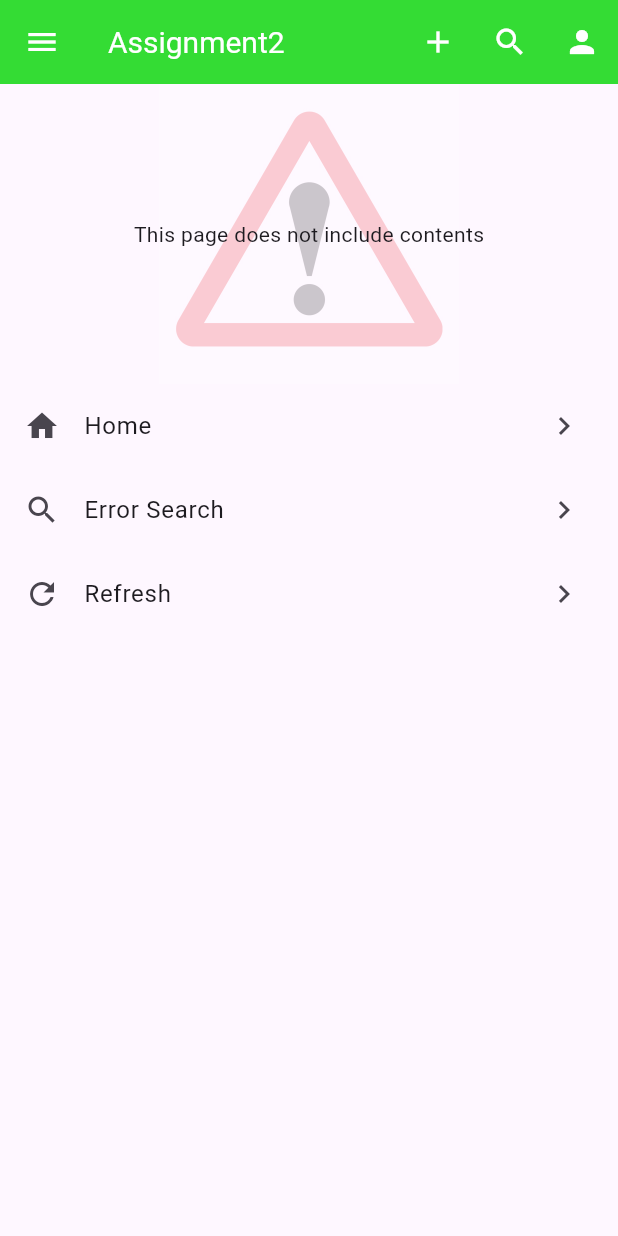
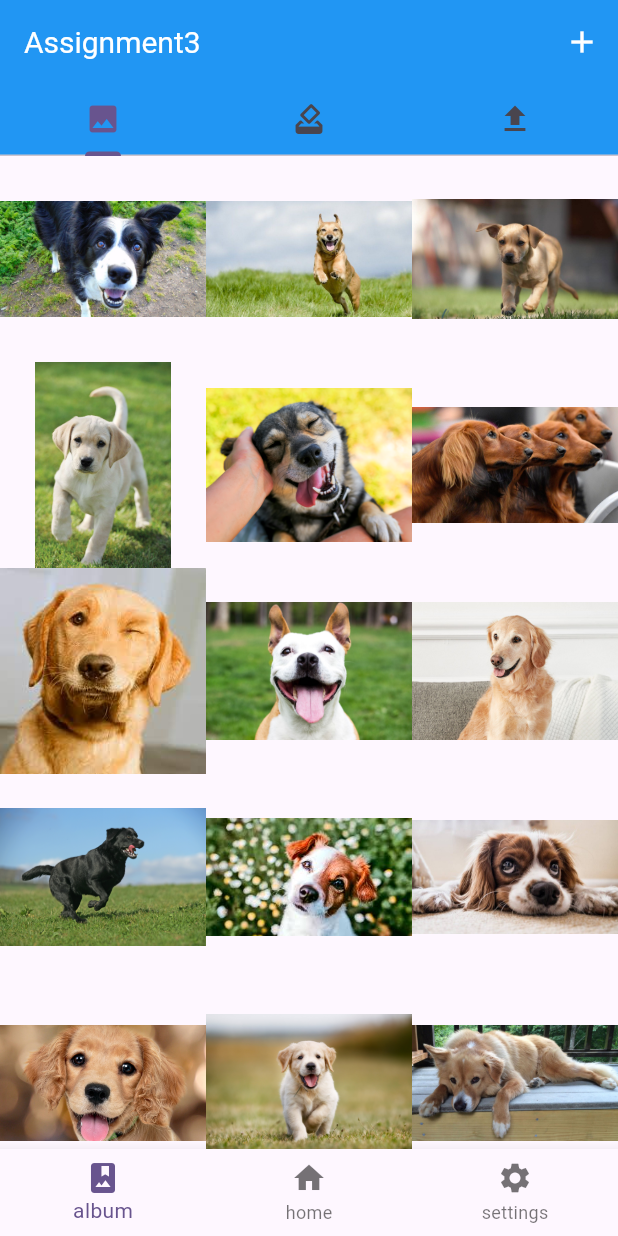
Before and after one commit to pjw-redt/flutter_assignment, a Flutter app: the screen it shows after launch, on a phone screen of 412 x 824 dp. Run offline on Flutter 3.47's test engine with Material 2 defaults, Android fonts, the phone set to English and light mode, and no system bars; Roboto replaces fonts that are missing (Pretendard).

Commit message:
1005_assign

```diff
--- a/lib/main.dart
+++ b/lib/main.dart
@@ -11,8 +11,10 @@ class MyApp extends StatelessWidget {
   @override
   Widget build(BuildContext context) {
     return MaterialApp(
-      title: 'Assignment2',
+      title: 'Assignment3',
       theme: ThemeData(
+        primaryColor: Colors.blue,
+        primarySwatch: Colors.indigo,
         fontFamily: 'Pretendard',
         colorScheme: ColorScheme.fromSeed(seedColor: Colors.deepPurple),
         useMaterial3: true,
@@ -27,9 +29,11 @@ class MyHomePage extends StatelessWidget {
 
   @override
   Widget build(BuildContext context) {
-    return Scaffold(
+    return DefaultTabController(
+      length: 3,
+      child: Scaffold(
         appBar: AppBar(
-        backgroundColor: AppColor.MyGreen,
+          backgroundColor: Colors.blue,
           titleTextStyle: const TextStyle(
             color: Colors.white,
             fontSize: 20.0,
@@ -37,55 +41,131 @@ class MyHomePage extends StatelessWidget {
           iconTheme: const IconThemeData(
             color: Colors.white,
           ),
-        title: const Text('Assignment2'),
+          title: const Text('Assignment3'),
           actions: [
             IconButton(onPressed: () {}, icon: Icon(Icons.add)),
-          IconButton(onPressed: () {}, icon: Icon(Icons.search)),
-          IconButton(onPressed: () {}, icon: Icon(Icons.person))
+          ],
+          bottom: const TabBar(
+            tabs: [
+              Tab(icon: Icon(Icons.image)),
+              Tab(icon: Icon(Icons.how_to_vote)),
+              Tab(icon: Icon(Icons.upload)),
+            ],
+          )
+          ),
+        body: TabBarView(
+          children: [
+            Tab(
+              child: GridView.count(
+                crossAxisCount: 3,
+                children: List.generate(16, (i) {
+                  return Container(
+                    decoration: BoxDecoration(
+                      image: DecorationImage(
+                        image: AssetImage('assets/dog_images/dog_${i+1}.jpeg'),
+                        fit: BoxFit.contain,
+                      ),
+                    ),
+                  );
+                }),
+              ),
+            ),
+            Tab(
+              child: Column(
+                children: [
+                  Text('Cendidate', style: TextStyle(fontSize: 20.0)),
+                  Row(
+                    children: [
+                      Expanded(
+                        child: Card(
+                          shape: RoundedRectangleBorder(
+                            borderRadius: BorderRadius.circular(10.0),
+                          ),
+                          elevation: 4.0,
+                          child: Container(
+                            width: 100,
+                            height: 100,
+                            child: Center(child: Text('Dog1', style: TextStyle(fontSize: 13.0, color: Colors.red))),
+                          ),
+                        ),
+                      ),
+                      Expanded(
+                        child: Card(
+                          shape: RoundedRectangleBorder(
+                            borderRadius: BorderRadius.circular(10.0),
+                          ),
+                          elevation: 4.0,
+                          child: Container(
+                            width: 100,
+                            height: 100,
+                            child: Center(child: Text('Dog2', style: TextStyle(fontSize: 13.0, color: Colors.blue))),
+                          ),
+                        ),
+                      ),
+                      Expanded(
+                        child: Card(
+                          shape: RoundedRectangleBorder(
+                            borderRadius: BorderRadius.circular(10.0),
+                          ),
+                          elevation: 4.0,
+                          child: Container(
+                            width: 100,
+                            height: 100,
+                            child: Center(child: Text('Dog3',
+                              style: TextStyle(fontSize: 13.0, color: Colors.green)),
+                          ),
+                        ),
+                      ),
+                      )],
+                  ),
+                  Text('Vote rate', style: TextStyle(fontSize: 20.0)),
+                  Row(
+                    children: [
+                      Expanded(
+                        flex: 5,
+                        child: Container(
+                          color: Colors.red,
+                          width: 100,
+                          height: 100,
+                          child: Center(child: Text('50%', style: TextStyle(fontSize: 13.0))),
+                        ),
+                      ),
+                      Expanded(
+                        flex: 2,
+                        child: Container(
+                          color: Colors.blue,
+                          width: 100,
+                          height: 100,
+                          child: Center(child: Text('20%', style: TextStyle(fontSize: 13.0))),
+                        ),
+                      ),
+                      Expanded(
+                        flex: 3,
+                        child: Container(
+                          color: Colors.green,
+                          width: 100,
+                          height: 100,
+                          child: Center(child: Text('30%', style: TextStyle(fontSize: 13.0))),
+                        ),
+                      ),
                     ],
                   ),
-      body: Column(
-        children: [
-          Stack(
-            alignment: Alignment.center,
-            children: [
-              Container(
-                  child: Opacity(
-                opacity: 0.2,
-                child: const Image(
-                    image: AssetImage('assets/warning.png'), width: 200.0),
-              )),
-              const Text(
-                'This page does not include contents',
-              )
                 ],
               ),
-          Expanded(
-              child: ListView(
-            children: [
-              ListTile(
-                leading: const Icon(Icons.home),
-                title: const Text('Home'),
-                trailing: const Icon(Icons.navigate_next),
-                onTap: () {},
             ),
-              ListTile(
-                leading: const Icon(Icons.search),
-                title: const Text('Error Search'),
-                trailing: const Icon(Icons.navigate_next),
-                onTap: () {},
-              ),
-              ListTile(
-                leading: const Icon(Icons.refresh),
-                title: const Text('Refresh'),
-                trailing: const Icon(Icons.navigate_next),
-                onTap: () {},
+            Tab(
+              child: LinearProgressIndicator(),
             ),
           ],
-          ))
-        ],
         ),
-      drawer: Drawer(),
+        bottomNavigationBar: BottomNavigationBar(
+          items:[
+            BottomNavigationBarItem(icon: Icon(Icons.photo_album), label: 'album'),
+            BottomNavigationBarItem(icon: Icon(Icons.home), label: 'home'),
+            BottomNavigationBarItem(icon: Icon(Icons.settings), label: 'settings'),
+          ]
+        )
+      ),
     );
   }
 }
--- a/pubspec.yaml
+++ b/pubspec.yaml
@@ -60,7 +60,7 @@ flutter:
 
   # To add assets to your application, add an assets section, like this:
   assets:
-    - assets/
+    - assets/dog_images/
   #   - images/a_dot_burr.jpeg
   #   - images/a_dot_ham.jpeg
 
```
Also changed, not shown: assets/dog_images/dog_1.jpeg (added), assets/dog_images/dog_10.jpeg (added), assets/dog_images/dog_11.jpeg (added), assets/dog_images/dog_12.jpeg (added), assets/dog_images/dog_13.jpeg (added), assets/dog_images/dog_14.jpeg (added), assets/dog_images/dog_15.jpeg (added), assets/dog_images/dog_16.jpeg (added), assets/dog_images/dog_2.jpeg (added), assets/dog_images/dog_3.jpeg (added), assets/dog_images/dog_4.jpeg (added), assets/dog_images/dog_5.jpeg (added), assets/dog_images/dog_6.jpeg (added), assets/dog_images/dog_7.jpeg (added), 3 more files. Lines whose indentation alone changed are shown as unchanged.
